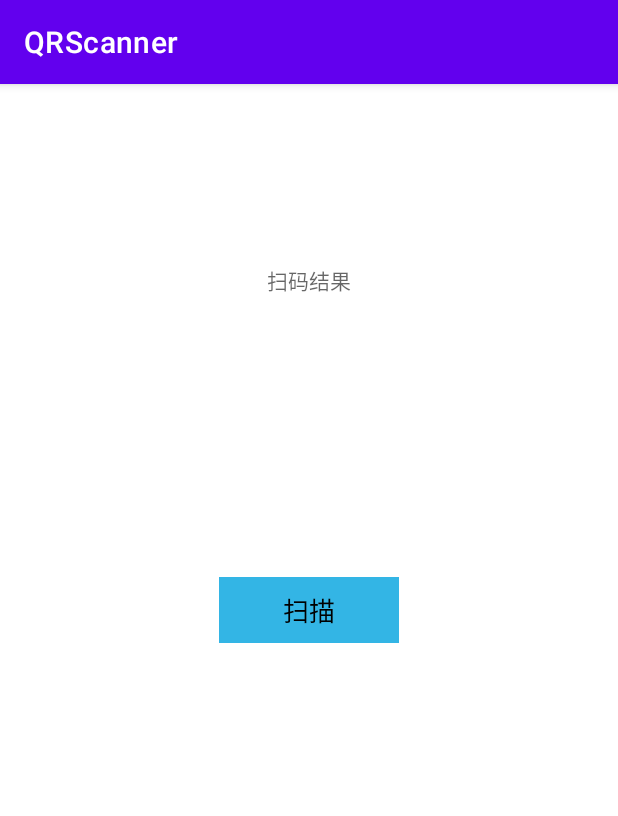
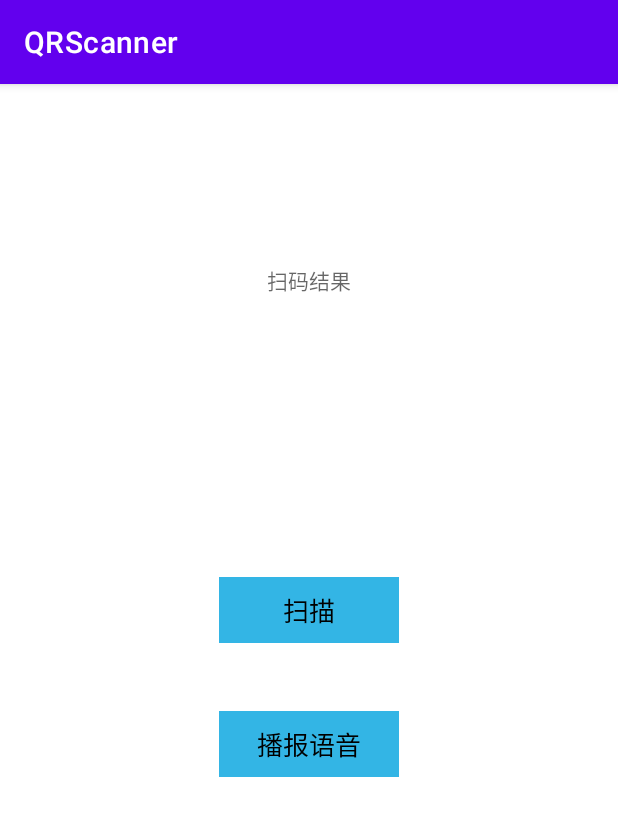
Before and after one commit to hpuhsp/QRScanner, an Android app: the screen it shows after launch (MainActivity), on a phone screen of 412 x 824 dp. Shown: the top 816 px of the screen. Run offline under Robolectric (Android 15) with nearby library versions, the light colour scheme and no system bars; libraries missing offline, so code that uses them is left out: com.blankj.utilcode, pub.devrel.easypermissions; pictures from the network do not load.

Commit message:
优化扫描语音播报功能

```diff
--- a/app/src/main/java/com/hsp/scanner/MainActivity.kt
+++ b/app/src/main/java/com/hsp/scanner/MainActivity.kt
@@ -17,6 +17,7 @@ import com.hnsh.scanner.CaptureActivity
 import com.hnsh.scanner.DeviceScanHelper
 import com.hnsh.scanner.decode.DecodeHandler
 import com.hnsh.scanner.zbarUtils.Constants
+import com.hnsh.scanner.zbarUtils.utils.BeepManager
 import kotlinx.android.synthetic.main.activity_main.*
 import pub.devrel.easypermissions.AfterPermissionGranted
 import pub.devrel.easypermissions.EasyPermissions
@@ -44,12 +45,13 @@ class MainActivity : AppCompatActivity(), EasyPermissions.PermissionCallbacks,
     }
 
     private lateinit var scanHelper: DeviceScanHelper
-
+    private var beepManager: BeepManager? = null
 
     override fun onCreate(savedInstanceState: Bundle?) {
         super.onCreate(savedInstanceState)
         setContentView(R.layout.activity_main)
         btn_scanner.setOnClickListener(this)
+        btn_play.setOnClickListener(this)
         initScanner()
     }
 
@@ -128,6 +130,11 @@ class MainActivity : AppCompatActivity(), EasyPermissions.PermissionCallbacks,
             R.id.btn_scanner -> {
                 checkScannerPermission()
             }
+            R.id.btn_play -> {
+                // 播放扫描成语音
+                beepManager = BeepManager(this, R.raw.scan_success)
+                beepManager?.autoPlay()
+            }
             else -> {
             }
         }
@@ -146,4 +153,9 @@ class MainActivity : AppCompatActivity(), EasyPermissions.PermissionCallbacks,
             )
         }
     }
+
+    override fun onDestroy() {
+        super.onDestroy()
+        beepManager?.close()
+    }
 }
--- a/app/src/main/res/layout/activity_main.xml
+++ b/app/src/main/res/layout/activity_main.xml
@@ -40,4 +40,18 @@
         app:layout_constraintStart_toStartOf="parent"
         app:layout_constraintTop_toBottomOf="@+id/iv_result" />
 
+    <TextView
+        android:id="@+id/btn_play"
+        android:layout_width="120dp"
+        android:layout_height="44dp"
+        android:layout_marginTop="45dp"
+        android:background="@android:color/holo_blue_light"
+        android:gravity="center"
+        android:text="播报语音"
+        android:textColor="@color/black"
+        android:textSize="17sp"
+        app:layout_constraintEnd_toEndOf="parent"
+        app:layout_constraintStart_toStartOf="parent"
+        app:layout_constraintTop_toBottomOf="@+id/btn_scanner" />
+
 </androidx.constraintlayout.widget.ConstraintLayout>
```
Also changed, not shown: scanner/src/main/java/com/hnsh/scanner/zbarUtils/utils/BeepManager.java (+52 -5 lines), 1 other file.
